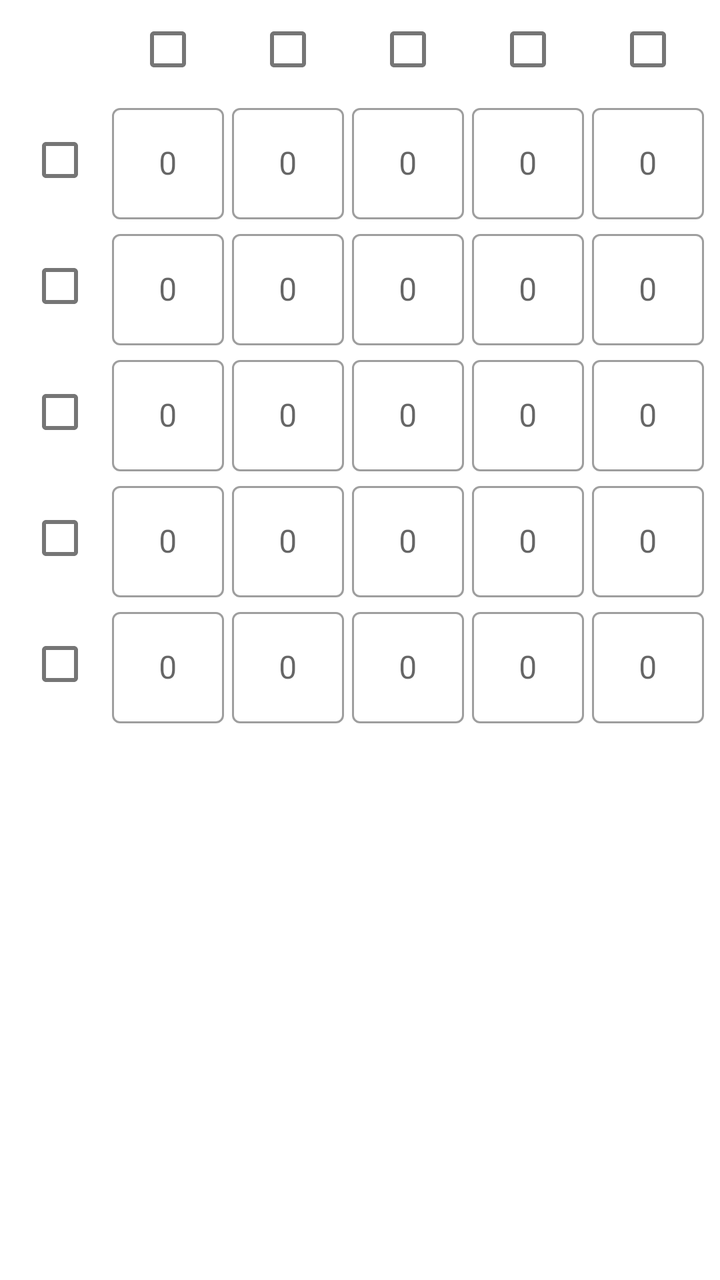
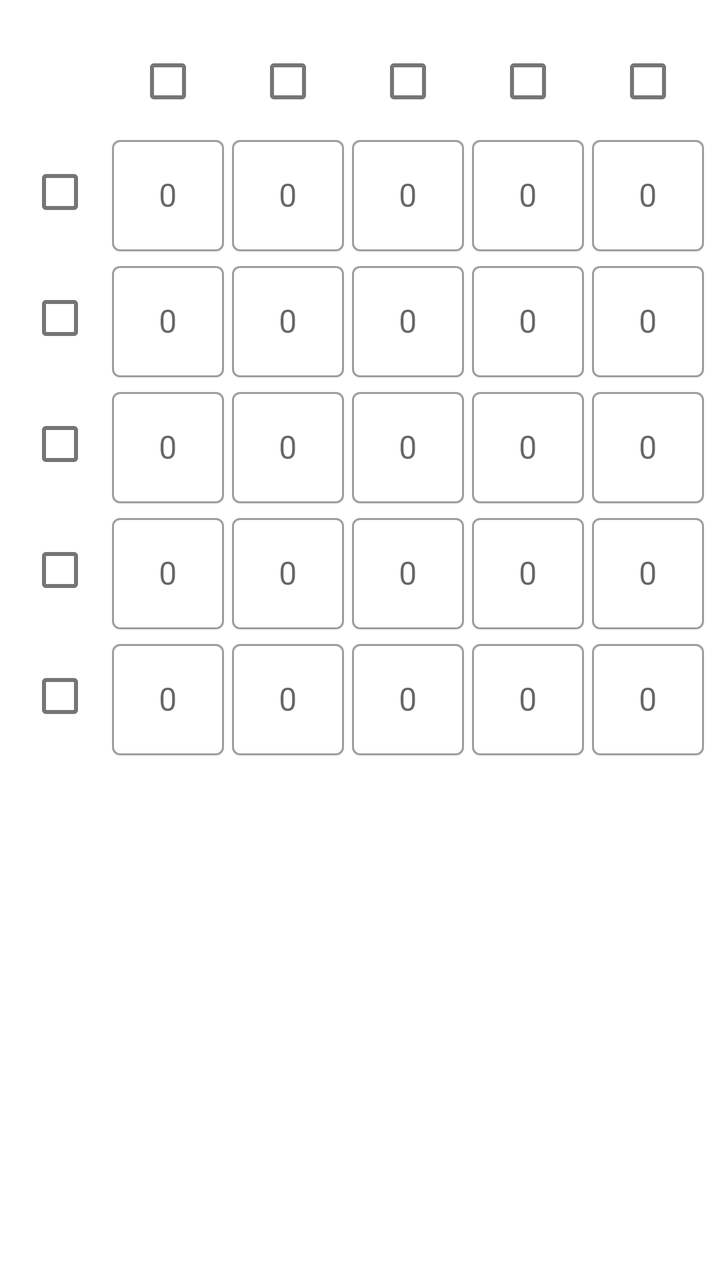

An Android layout rendered at two revisions. The XML below is the earlier revision; the diff shows what the commit changed to produce the second picture.
<!-- AndroidManifest.xml: application theme Theme.Matscape -->
<!-- res/layout/fragment_sub_matrix.xml -->
<?xml version="1.0" encoding="utf-8"?>
<androidx.constraintlayout.widget.ConstraintLayout xmlns:android="http://schemas.android.com/apk/res/android"
    xmlns:app="http://schemas.android.com/apk/res-auto"
    xmlns:tools="http://schemas.android.com/tools"
    android:layout_width="match_parent"
    android:layout_height="match_parent"
    tools:context=".Fragments.MatrixFragment.SubMatrixFragment">

    <HorizontalScrollView
        android:id="@+id/horizontalScrollView"
        android:layout_width="wrap_content"
        android:layout_height="wrap_content"
        android:scrollbars="none"

        app:layout_constraintBottom_toTopOf="@+id/SubMatrixGuideLine"
        app:layout_constraintEnd_toEndOf="parent"
        app:layout_constraintStart_toStartOf="parent"
        app:layout_constraintTop_toTopOf="parent">

        <LinearLayout
            android:layout_width="wrap_content"
            android:layout_height="wrap_content"
            android:orientation="horizontal">

            <LinearLayout
                android:layout_width="wrap_content"
                android:layout_height="match_parent"
                android:orientation="vertical">

                <CheckBox
                    android:layout_width="wrap_content"
                    android:layout_height="wrap_content"
                    android:visibility="invisible" />

                <CheckBox
                    android:id="@+id/SubMatrixCheckR1"
                    android:layout_width="wrap_content"
                    android:layout_height="wrap_content"
                    android:layout_weight="1" />

                <CheckBox
                    android:id="@+id/SubMatrixCheckR2"
                    android:layout_width="wrap_content"
                    android:layout_height="wrap_content"
                    android:layout_weight="1" />

                <CheckBox
                    android:id="@+id/SubMatrixCheckR3"
                    android:layout_width="wrap_content"
                    android:layout_height="wrap_content"
                    android:layout_weight="1" />

                <CheckBox
                    android:id="@+id/SubMatrixCheckR4"
                    android:layout_width="wrap_content"
                    android:layout_height="wrap_content"
                    android:layout_weight="1" />

                <CheckBox
                    android:id="@+id/SubMatrixCheckR5"
                    android:layout_width="wrap_content"
                    android:layout_height="wrap_content"
                    android:layout_weight="1" />
            </LinearLayout>

            <LinearLayout
                style="@style/EditMatrixFragmentLinearLayouts"
                app:layout_constraintTop_toBottomOf="@+id/imageView">

                <CheckBox
                    android:id="@+id/SubMatrixCheckC1"
                    android:layout_width="wrap_content"
                    android:layout_height="wrap_content" />

                <com.google.android.material.textfield.TextInputLayout
                    android:id="@+id/SubMatrixLayout11"
                    style="@style/Widget.MaterialComponents.TextInputLayout.OutlinedBox"
                    android:layout_width="wrap_content"
                    android:layout_height="wrap_content"
                    android:gravity="center"
                    android:hint="@string/hint_textInputLayout">

                    <com.google.android.material.textfield.TextInputEditText
                        android:id="@+id/SubMatrixField11"
                        style="@style/EditMatrixFragmentMaterialFields" />

                </com.google.android.material.textfield.TextInputLayout>

                <com.google.android.material.textfield.TextInputLayout
                    android:id="@+id/SubMatrixLayout21"
                    style="@style/Widget.MaterialComponents.TextInputLayout.OutlinedBox"
                    android:layout_width="wrap_content"
                    android:layout_height="wrap_content"
                    android:gravity="center"
                    android:hint="@string/hint_textInputLayout">

                    <com.google.android.material.textfield.TextInputEditText
                        android:id="@+id/SubMatrixField21"
                        style="@style/EditMatrixFragmentMaterialFields" />

                </com.google.android.material.textfield.TextInputLayout>

                <com.google.android.material.textfield.TextInputLayout
                    android:id="@+id/SubMatrixLayout31"
                    style="@style/Widget.MaterialComponents.TextInputLayout.OutlinedBox"
                    android:layout_width="wrap_content"
                    android:layout_height="wrap_content"
                    android:gravity="center"
                    android:hint="@string/hint_textInputLayout">

                    <com.google.android.material.textfield.TextInputEditText
                        android:id="@+id/SubMatrixField31"
                        style="@style/EditMatrixFragmentMaterialFields" />

                </com.google.android.material.textfield.TextInputLayout>

                <com.google.android.material.textfield.TextInputLayout
                    android:id="@+id/SubMatrixLayout41"
                    style="@style/Widget.MaterialComponents.TextInputLayout.OutlinedBox"
                    android:layout_width="wrap_content"
                    android:layout_height="wrap_content"
                    android:gravity="center"
                    android:hint="@string/hint_textInputLayout">

                    <com.google.android.material.textfield.TextInputEditText
                        android:id="@+id/SubMatrixField41"
                        style="@style/EditMatrixFragmentMaterialFields" />

                </com.google.android.material.textfield.TextInputLayout>

                <com.google.android.material.textfield.TextInputLayout
                    android:id="@+id/SubMatrixLayout51"
                    style="@style/Widget.MaterialComponents.TextInputLayout.OutlinedBox"
                    android:layout_width="wrap_content"
                    android:layout_height="wrap_content"
                    android:gravity="center"
                    android:hint="@string/hint_textInputLayout">

                    <com.google.android.material.textfield.TextInputEditText
                        android:id="@+id/SubMatrixField51"
                        style="@style/EditMatrixFragmentMaterialFields" />

                </com.google.android.material.textfield.TextInputLayout>

            </LinearLayout>

            <LinearLayout
                style="@style/EditMatrixFragmentLinearLayouts"
                app:layout_constraintTop_toBottomOf="@+id/imageView">

                <CheckBox
                    android:id="@+id/SubMatrixCheckC2"
                    android:layout_width="wrap_content"
                    android:layout_height="wrap_content" />

                <com.google.android.material.textfield.TextInputLayout
                    android:id="@+id/SubMatrixLayout12"
                    style="@style/Widget.MaterialComponents.TextInputLayout.OutlinedBox"
                    android:layout_width="wrap_content"
                    android:layout_height="wrap_content"
                    android:gravity="center"
                    android:hint="@string/hint_textInputLayout">

                    <com.google.android.material.textfield.TextInputEditText
                        android:id="@+id/SubMatrixField12"
                        style="@style/EditMatrixFragmentMaterialFields" />

                </com.google.android.material.textfield.TextInputLayout>

                <com.google.android.material.textfield.TextInputLayout
                    android:id="@+id/SubMatrixLayout22"
                    style="@style/Widget.MaterialComponents.TextInputLayout.OutlinedBox"
                    android:layout_width="wrap_content"
                    android:layout_height="wrap_content"
                    android:gravity="center"
                    android:hint="@string/hint_textInputLayout">

                    <com.google.android.material.textfield.TextInputEditText
                        android:id="@+id/SubMatrixField22"
                        style="@style/EditMatrixFragmentMaterialFields" />

                </com.google.android.material.textfield.TextInputLayout>

                <com.google.android.material.textfield.TextInputLayout
                    android:id="@+id/SubMatrixLayout32"
                    style="@style/Widget.MaterialComponents.TextInputLayout.OutlinedBox"
                    android:layout_width="wrap_content"
                    android:layout_height="wrap_content"
                    android:gravity="center"
                    android:hint="@string/hint_textInputLayout">

                    <com.google.android.material.textfield.TextInputEditText
                        android:id="@+id/SubMatrixField32"
                        style="@style/EditMatrixFragmentMaterialFields" />

                </com.google.android.material.textfield.TextInputLayout>

                <com.google.android.material.textfield.TextInputLayout
                    android:id="@+id/SubMatrixLayout42"
                    style="@style/Widget.MaterialComponents.TextInputLayout.OutlinedBox"
                    android:layout_width="wrap_content"
                    android:layout_height="wrap_content"
                    android:gravity="center"
                    android:hint="@string/hint_textInputLayout">

                    <com.google.android.material.textfield.TextInputEditText
                        android:id="@+id/SubMatrixField42"
                        style="@style/EditMatrixFragmentMaterialFields" />

                </com.google.android.material.textfield.TextInputLayout>

                <com.google.android.material.textfield.TextInputLayout
                    android:id="@+id/SubMatrixLayout52"
                    style="@style/Widget.MaterialComponents.TextInputLayout.OutlinedBox"
                    android:layout_width="wrap_content"
                    android:layout_height="wrap_content"
                    android:gravity="center"
                    android:hint="@string/hint_textInputLayout">

                    <com.google.android.material.textfield.TextInputEditText
                        android:id="@+id/SubMatrixField52"
                        style="@style/EditMatrixFragmentMaterialFields" />

                </com.google.android.material.textfield.TextInputLayout>

            </LinearLayout>

            <LinearLayout
                style="@style/EditMatrixFragmentLinearLayouts"
                app:layout_constraintTop_toBottomOf="@+id/imageView">

                <CheckBox
                    android:id="@+id/SubMatrixCheckC3"
                    android:layout_width="wrap_content"
                    android:layout_height="wrap_content" />

                <com.google.android.material.textfield.TextInputLayout
                    android:id="@+id/SubMatrixLayout13"
                    style="@style/Widget.MaterialComponents.TextInputLayout.OutlinedBox"
                    android:layout_width="wrap_content"
                    android:layout_height="wrap_content"
                    android:gravity="center"
                    android:hint="@string/hint_textInputLayout">

                    <com.google.android.material.textfield.TextInputEditText
                        android:id="@+id/SubMatrixField13"
                        style="@style/EditMatrixFragmentMaterialFields" />

                </com.google.android.material.textfield.TextInputLayout>

                <com.google.android.material.textfield.TextInputLayout
                    android:id="@+id/SubMatrixLayout23"
                    style="@style/Widget.MaterialComponents.TextInputLayout.OutlinedBox"
                    android:layout_width="wrap_content"
                    android:layout_height="wrap_content"
                    android:gravity="center"
                    android:hint="@string/hint_textInputLayout">

                    <com.google.android.material.textfield.TextInputEditText
                        android:id="@+id/SubMatrixField23"
                        style="@style/EditMatrixFragmentMaterialFields" />

                </com.google.android.material.textfield.TextInputLayout>

                <com.google.android.material.textfield.TextInputLayout
                    android:id="@+id/SubMatrixLayout33"
                    style="@style/Widget.MaterialComponents.TextInputLayout.OutlinedBox"
                    android:layout_width="wrap_content"
                    android:layout_height="wrap_content"
                    android:gravity="center"
                    android:hint="@string/hint_textInputLayout">

                    <com.google.android.material.textfield.TextInputEditText
                        android:id="@+id/SubMatrixField33"
                        style="@style/EditMatrixFragmentMaterialFields" />

                </com.google.android.material.textfield.TextInputLayout>

                <com.google.android.material.textfield.TextInputLayout
                    android:id="@+id/SubMatrixLayout43"
                    style="@style/Widget.MaterialComponents.TextInputLayout.OutlinedBox"
                    android:layout_width="wrap_content"
                    android:layout_height="wrap_content"
                    android:gravity="center"
                    android:hint="@string/hint_textInputLayout">

                    <com.google.android.material.textfield.TextInputEditText
                        android:id="@+id/SubMatrixField43"
                        style="@style/EditMatrixFragmentMaterialFields" />

                </com.google.android.material.textfield.TextInputLayout>

                <com.google.android.material.textfield.TextInputLayout
                    android:id="@+id/SubMatrixLayout53"
                    style="@style/Widget.MaterialComponents.TextInputLayout.OutlinedBox"
                    android:layout_width="wrap_content"
                    android:layout_height="wrap_content"
                    android:gravity="center"
                    android:hint="@string/hint_textInputLayout">

                    <com.google.android.material.textfield.TextInputEditText
                        android:id="@+id/SubMatrixField53"
                        style="@style/EditMatrixFragmentMaterialFields" />

                </com.google.android.material.textfield.TextInputLayout>

            </LinearLayout>

            <LinearLayout
                style="@style/EditMatrixFragmentLinearLayouts"
                app:layout_constraintTop_toBottomOf="@+id/imageView">

                <CheckBox
                    android:id="@+id/SubMatrixCheckC4"
                    android:layout_width="wrap_content"
                    android:layout_height="wrap_content" />

                <com.google.android.material.textfield.TextInputLayout
                    android:id="@+id/SubMatrixLayout14"
                    style="@style/Widget.MaterialComponents.TextInputLayout.OutlinedBox"
                    android:layout_width="wrap_content"
                    android:layout_height="wrap_content"
                    android:gravity="center"
                    android:hint="@string/hint_textInputLayout">

                    <com.google.android.material.textfield.TextInputEditText
                        android:id="@+id/SubMatrixField14"
                        style="@style/EditMatrixFragmentMaterialFields" />

                </com.google.android.material.textfield.TextInputLayout>

                <com.google.android.material.textfield.TextInputLayout
                    android:id="@+id/SubMatrixLayout24"
                    style="@style/Widget.MaterialComponents.TextInputLayout.OutlinedBox"
                    android:layout_width="wrap_content"
                    android:layout_height="wrap_content"
                    android:gravity="center"
                    android:hint="@string/hint_textInputLayout">

                    <com.google.android.material.textfield.TextInputEditText
                        android:id="@+id/SubMatrixField24"
                        style="@style/EditMatrixFragmentMaterialFields" />

                </com.google.android.material.textfield.TextInputLayout>

                <com.google.android.material.textfield.TextInputLayout
                    android:id="@+id/SubMatrixLayout34"
                    style="@style/Widget.MaterialComponents.TextInputLayout.OutlinedBox"
                    android:layout_width="wrap_content"
                    android:layout_height="wrap_content"
                    android:gravity="center"
                    android:hint="@string/hint_textInputLayout">

                    <com.google.android.material.textfield.TextInputEditText
                        android:id="@+id/SubMatrixField34"
                        style="@style/EditMatrixFragmentMaterialFields" />

                </com.google.android.material.textfield.TextInputLayout>

                <com.google.android.material.textfield.TextInputLayout
                    android:id="@+id/SubMatrixLayout44"
                    style="@style/Widget.MaterialComponents.TextInputLayout.OutlinedBox"
                    android:layout_width="wrap_content"
                    android:layout_height="wrap_content"
                    android:gravity="center"
                    android:hint="@string/hint_textInputLayout">

                    <com.google.android.material.textfield.TextInputEditText
                        android:id="@+id/SubMatrixField44"
                        style="@style/EditMatrixFragmentMaterialFields" />

                </com.google.android.material.textfield.TextInputLayout>

                <com.google.android.material.textfield.TextInputLayout
                    android:id="@+id/SubMatrixLayout54"
                    style="@style/Widget.MaterialComponents.TextInputLayout.OutlinedBox"
                    android:layout_width="wrap_content"
                    android:layout_height="wrap_content"
                    android:gravity="center"
                    android:hint="@string/hint_textInputLayout">

                    <com.google.android.material.textfield.TextInputEditText
                        android:id="@+id/SubMatrixField54"
                        style="@style/EditMatrixFragmentMaterialFields" />

                </com.google.android.material.textfield.TextInputLayout>

            </LinearLayout>

            <LinearLayout
                style="@style/EditMatrixFragmentLinearLayouts"
                app:layout_constraintTop_toBottomOf="@+id/imageView">

                <CheckBox
                    android:id="@+id/SubMatrixCheckC5"
                    android:layout_width="wrap_content"
                    android:layout_height="wrap_content" />

                <com.google.android.material.textfield.TextInputLayout
                    android:id="@+id/SubMatrixLayout15"
                    style="@style/Widget.MaterialComponents.TextInputLayout.OutlinedBox"
                    android:layout_width="wrap_content"
                    android:layout_height="wrap_content"
                    android:gravity="center"
                    android:hint="@string/hint_textInputLayout">

                    <com.google.android.material.textfield.TextInputEditText
                        android:id="@+id/SubMatrixField15"
                        style="@style/EditMatrixFragmentMaterialFields" />

                </com.google.android.material.textfield.TextInputLayout>

                <com.google.android.material.textfield.TextInputLayout
                    android:id="@+id/SubMatrixLayout25"
                    style="@style/Widget.MaterialComponents.TextInputLayout.OutlinedBox"
                    android:layout_width="wrap_content"
                    android:layout_height="wrap_content"
                    android:gravity="center"
                    android:hint="@string/hint_textInputLayout">

                    <com.google.android.material.textfield.TextInputEditText
                        android:id="@+id/SubMatrixField25"
                        style="@style/EditMatrixFragmentMaterialFields" />

                </com.google.android.material.textfield.TextInputLayout>

                <com.google.android.material.textfield.TextInputLayout
                    android:id="@+id/SubMatrixLayout35"
                    style="@style/Widget.MaterialComponents.TextInputLayout.OutlinedBox"
                    android:layout_width="wrap_content"
                    android:layout_height="wrap_content"
                    android:gravity="center"
                    android:hint="@string/hint_textInputLayout">

                    <com.google.android.material.textfield.TextInputEditText
                        android:id="@+id/SubMatrixField35"
                        style="@style/EditMatrixFragmentMaterialFields" />

                </com.google.android.material.textfield.TextInputLayout>

                <com.google.android.material.textfield.TextInputLayout
                    android:id="@+id/SubMatrixLayout45"
                    style="@style/Widget.MaterialComponents.TextInputLayout.OutlinedBox"
                    android:layout_width="wrap_content"
                    android:layout_height="wrap_content"
                    android:gravity="center"
                    android:hint="@string/hint_textInputLayout">

                    <com.google.android.material.textfield.TextInputEditText
                        android:id="@+id/SubMatrixField45"
                        style="@style/EditMatrixFragmentMaterialFields" />

                </com.google.android.material.textfield.TextInputLayout>

                <com.google.android.material.textfield.TextInputLayout
                    android:id="@+id/SubMatrixLayout55"
                    style="@style/Widget.MaterialComponents.TextInputLayout.OutlinedBox"
                    android:layout_width="wrap_content"
                    android:layout_height="wrap_content"
                    android:gravity="center"
                    android:hint="@string/hint_textInputLayout">

                    <com.google.android.material.textfield.TextInputEditText
                        android:id="@+id/SubMatrixField55"
                        style="@style/EditMatrixFragmentMaterialFields" />

                </com.google.android.material.textfield.TextInputLayout>

            </LinearLayout>

        </LinearLayout>
    </HorizontalScrollView>

    <androidx.constraintlayout.widget.Guideline
        android:id="@+id/SubMatrixGuideLine"
        android:layout_width="wrap_content"
        android:layout_height="wrap_content"
        android:orientation="horizontal"
        app:layout_constraintGuide_begin="364dp" />
</androidx.constraintlayout.widget.ConstraintLayout>
<!-- resources referenced by this layout -->
<resources>
  <string name="hint_textInputLayout">0</string>
  <style name="EditMatrixFragmentLinearLayouts">
          <item name="android:layout_width">wrap_content</item>
          <item name="android:layout_height">wrap_content</item>
          <item name="android:orientation">vertical</item>
          <item name="android:gravity">center</item>
      </style>
  
      //for EditMatrixFragment text input layouts
  <style name="EditMatrixFragmentMaterialFields">
          <item name="android:layout_width">wrap_content</item>
          <item name="android:layout_height">wrap_content</item>
          <item name="android:layout_margin">2dp</item>
          <item name="android:inputType">numberSigned</item>
          <item name="android:gravity">center</item>
      </style>
  
      //for EditMatrixFragment Keypad Material buttons
  <style name="Theme.Matscape" parent="Theme.MaterialComponents.DayNight.NoActionBar">
          
          <item name="colorPrimary">@color/purple_500</item>
          <item name="colorPrimaryVariant">@color/purple_700</item>
          <item name="colorOnPrimary">@color/white</item>
          
          <item name="colorSecondary">@color/teal_200</item>
          <item name="colorSecondaryVariant">@color/teal_700</item>
          <item name="colorOnSecondary">@color/black</item>
          
          <item name="android:statusBarColor" tools:targetApi="l">?attr/colorPrimaryVariant</item>
          
      </style>
  <color name="purple_500">#FF6200EE</color>
  <color name="purple_700">#FF3700B3</color>
  <color name="white">#FFFFFFFF</color>
  <color name="teal_200">#FF03DAC5</color>
  <color name="teal_700">#FF018786</color>
  <color name="black">#FF000000</color>
</resources>

<!-- the commit's change to res/layout/fragment_sub_matrix.xml (unified diff, before → after) -->
@@ -10,6 +10,7 @@
         android:id="@+id/horizontalScrollView"
         android:layout_width="wrap_content"
         android:layout_height="wrap_content"
+        android:layout_marginTop="16dp"
         android:scrollbars="none"
 
         app:layout_constraintBottom_toTopOf="@+id/SubMatrixGuideLine"
@@ -476,5 +477,5 @@
         android:layout_width="wrap_content"
         android:layout_height="wrap_content"
         android:orientation="horizontal"
-        app:layout_constraintGuide_begin="364dp" />
+        app:layout_constraintGuide_begin="380dp" />
 </androidx.constraintlayout.widget.ConstraintLayout>
